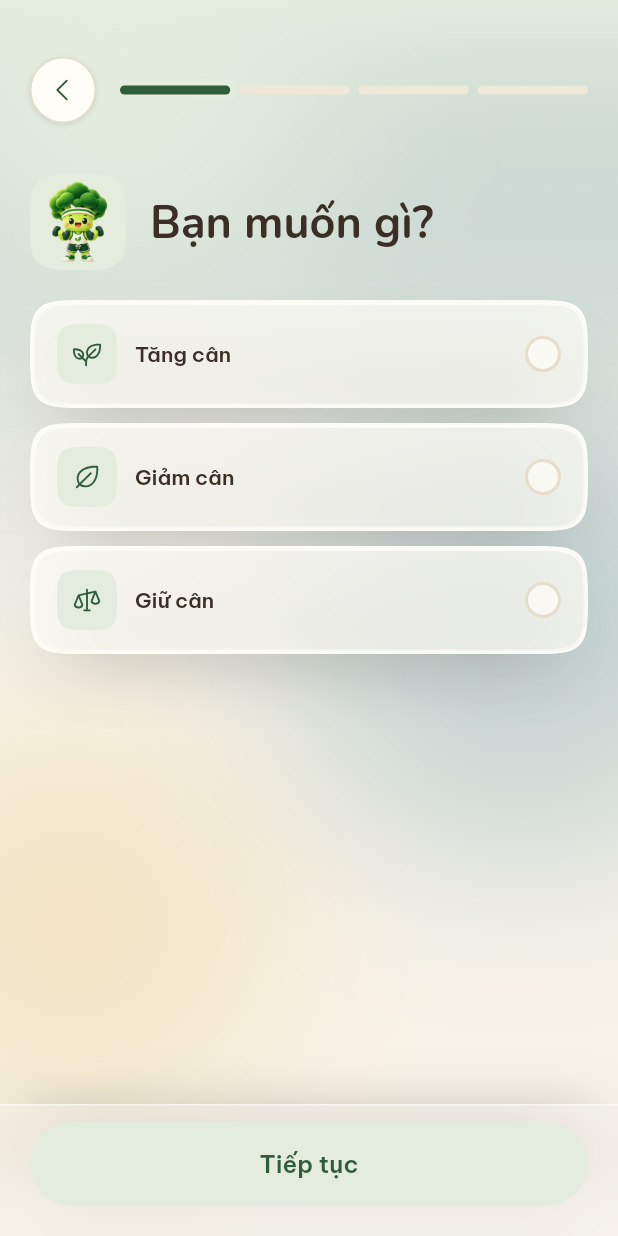
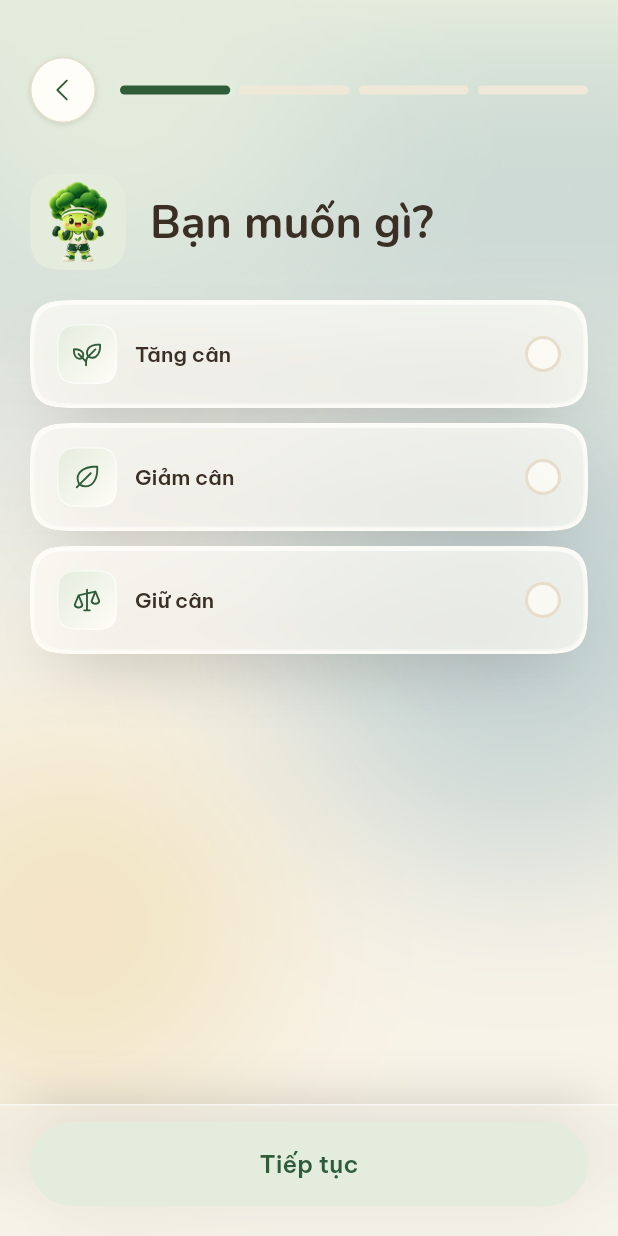
Before and after one commit to khaisao/lanh_app, a Flutter app: the ProfileSetupScreen screen opened by its route, on a phone screen of 412 x 824 dp. Run offline on Flutter 3.47's test engine with Material 3 defaults, Android fonts, the phone set to English and light mode, and no system bars; our stand-ins replace camera, flutter_local_notifications, flutter_riverpod, flutter_svg, flutter_timezone, go_router and 7 more; missing offline and left inert: image_picker_android, image_picker_platform_interface, liquid_glass_shader; accounts and stored records are empty; statements that could not run were skipped.

Commit message:
feat(app_ui): add soft gradients for primary actions and icon wells
Primary buttons, the primary glass card and icon wells now use
AppGradients; high contrast keeps solid fills. Adds sizes for the
Home day circle and the weight ruler.

Co-Authored-By: Claude Opus 5.5 <noreply@anthropic.com>

```diff
--- a/lib/features/profile_setup/presentation/profile_setup_widgets.dart
+++ b/lib/features/profile_setup/presentation/profile_setup_widgets.dart
@@ -373,7 +373,11 @@ class ProfileIconCircle extends StatelessWidget {
   Widget build(BuildContext context) => SizedBox.square(
     dimension: dimension,
     child: DecoratedBox(
-      decoration: BoxDecoration(color: background, shape: BoxShape.circle),
+      decoration: BoxDecoration(
+        gradient: AppGradients.well(background),
+        shape: BoxShape.circle,
+        border: Border.all(color: AppMenu.wellEdge),
+      ),
       child: Center(
         child: AppIcon.asset(icon, size: iconSize, color: color),
       ),
--- a/packages/app_ui/lib/src/buttons.dart
+++ b/packages/app_ui/lib/src/buttons.dart
@@ -131,10 +131,14 @@ class _AppButtonState extends State<AppButton> {
           if (widget._kind == _AppButtonKind.surface) {
             return AppColors.card.withValues(alpha: 0.6);
           }
-          return widget._kind == _AppButtonKind.secondary ||
-                  states.contains(WidgetState.disabled)
-              ? AppColors.secondary
-              : AppColors.primary;
+          if (widget._kind == _AppButtonKind.secondary ||
+              states.contains(WidgetState.disabled)) {
+            return AppColors.secondary;
+          }
+          // The gradient below shows through; high contrast stays solid.
+          return MediaQuery.highContrastOf(context)
+              ? AppColors.primary
+              : Colors.transparent;
         }),
         foregroundColor: WidgetStateProperty.resolveWith((states) {
           if (widget._kind == _AppButtonKind.surface) {
@@ -170,13 +174,19 @@ class _AppButtonState extends State<AppButton> {
             iconSize: card ? AppSizes.buttonIconCard : AppSizes.buttonIcon,
           ),
     );
-    if (widget._kind == _AppButtonKind.primary &&
-        widget.onPressed != null &&
-        widget.showShadow) {
+    final filled =
+        widget._kind == _AppButtonKind.primary ||
+        widget._kind == _AppButtonKind.card;
+    if (filled && widget.onPressed != null) {
       button = DecoratedBox(
         decoration: ShapeDecoration(
           shape: shape,
-          shadows: AppShadows.primaryAction,
+          gradient: MediaQuery.highContrastOf(context)
+              ? null
+              : AppGradients.action,
+          shadows: widget._kind == _AppButtonKind.primary && widget.showShadow
+              ? AppShadows.primaryAction
+              : null,
         ),
         child: button,
       );
--- a/packages/app_ui/lib/src/glass_card.dart
+++ b/packages/app_ui/lib/src/glass_card.dart
@@ -174,7 +174,9 @@ class _AppGlassCardState extends State<AppGlassCard>
     Widget surface = AnimatedContainer(
       duration: toneDuration,
       curve: AppMotion.selectionCurve,
-      decoration: ShapeDecoration(color: fill, shape: shape),
+      decoration: tone == AppGlassTone.primary && !highContrast
+          ? ShapeDecoration(gradient: AppGradients.action, shape: shape)
+          : ShapeDecoration(color: fill, shape: shape),
       child: content,
     );
     surface = CustomPaint(
--- a/packages/app_ui/lib/src/option_card.dart
+++ b/packages/app_ui/lib/src/option_card.dart
@@ -44,8 +44,16 @@ class AppOptionCard extends StatelessWidget {
                 decoration: ShapeDecoration(
                   color: primary
                       ? AppColors.primaryForeground.withValues(alpha: 0.15)
-                      : AppChoice.wellIdle,
-                  shape: const AppSquircleBorder(radius: AppRadii.glassInner),
+                      : null,
+                  gradient: primary
+                      ? null
+                      : AppGradients.well(AppChoice.wellIdle),
+                  shape: AppSquircleBorder(
+                    radius: AppRadii.glassInner,
+                    side: primary
+                        ? BorderSide.none
+                        : const BorderSide(color: AppMenu.wellEdge),
+                  ),
                 ),
                 child: Center(
                   child: AppIcon.asset(
--- a/packages/app_ui/lib/src/selection_tile.dart
+++ b/packages/app_ui/lib/src/selection_tile.dart
@@ -87,8 +87,8 @@ class AppSelectionTile extends StatelessWidget {
   }
 }
 
-/// The `size-10 rounded-2xl` icon well of a choice card: secondary with a
-/// primary icon, cross-fading to primary with a light icon when [selected].
+/// The `size-10 rounded-2xl` icon well of a choice card: a soft secondary
+/// gradient with a primary icon, cross-fading to primary with a light icon when [selected].
 class AppIconWell extends StatelessWidget {
   const AppIconWell({super.key, required this.icon, this.selected = false});
 
@@ -105,8 +105,23 @@ class AppIconWell extends StatelessWidget {
         curve: AppMotion.selectionCurve,
         builder: (context, t, _) => DecoratedBox(
           decoration: ShapeDecoration(
-            shape: const AppSquircleBorder(radius: AppRadii.glassInner),
-            color: Color.lerp(AppChoice.wellIdle, AppChoice.wellSelected, t),
+            shape: AppSquircleBorder(
+              radius: AppRadii.glassInner,
+              side: BorderSide(
+                color: AppMenu.wellEdge.withValues(
+                  alpha: AppMenu.wellEdge.a * (1 - t),
+                ),
+              ),
+            ),
+            // Idle: soft tint-to-cream gradient; selected: solid primary.
+            gradient: LinearGradient(
+              begin: Alignment.topLeft,
+              end: Alignment.bottomRight,
+              colors: [
+                Color.lerp(AppChoice.wellIdle, AppChoice.wellSelected, t)!,
+                Color.lerp(AppColors.card, AppChoice.wellSelected, t)!,
+              ],
+            ),
           ),
           child: Center(
             child: AppIcon.asset(
--- a/packages/app_ui/lib/src/tokens.dart
+++ b/packages/app_ui/lib/src/tokens.dart
@@ -1,4 +1,23 @@
 part of '../app_ui.dart';
+
+/// Soft gradients (Sleek icon system): content icon tiles fade from their
+/// meaning tint to cream; primary actions fade from a fresh green to the
+/// brand green. Small secondary controls stay flat.
+abstract final class AppGradients {
+  /// A content icon tile tinted by [tint], top-left to bottom-right.
+  static LinearGradient well(Color tint) => LinearGradient(
+    begin: Alignment.topLeft,
+    end: Alignment.bottomRight,
+    colors: [tint, AppColors.card],
+  );
+
+  /// Primary pills and the solid recommended card.
+  static const action = LinearGradient(
+    begin: Alignment.topCenter,
+    end: Alignment.bottomCenter,
+    colors: [AppColors.meterFillEnd, AppColors.primary],
+  );
+}
 
 /// Sleek back/close recipe, shared by every feature navigation control.
 abstract final class AppNavigation {
@@ -275,6 +294,16 @@ abstract final class AppSizes {
   static const avatarLarge = 56.0;
   static const choiceIcon = 48.0;
   static const iconTile = 32.0;
+
+  /// The day number circle in Home's seven-day strip.
+  static const dayCircle = 36.0;
+
+  /// Weight sheet ruler: total height, tick lengths and the center line.
+  static const weightRuler = 64.0;
+  static const weightRulerMajor = 28.0;
+  static const weightRulerHalf = 20.0;
+  static const weightRulerMinor = 12.0;
+  static const weightRulerIndicator = 3.0;
   // Target Custom slider: `h-2` track and a `size-7` thumb.
   static const sliderTrack = 8.0;
   static const sliderThumb = 28.0;
```
